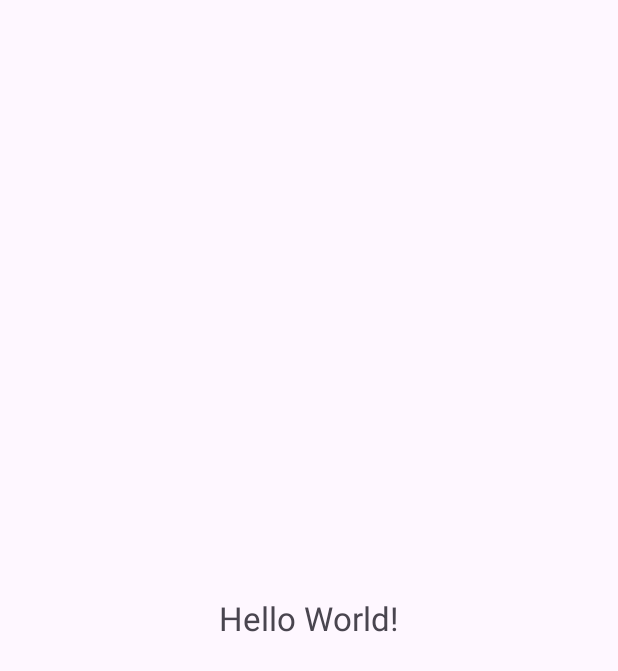
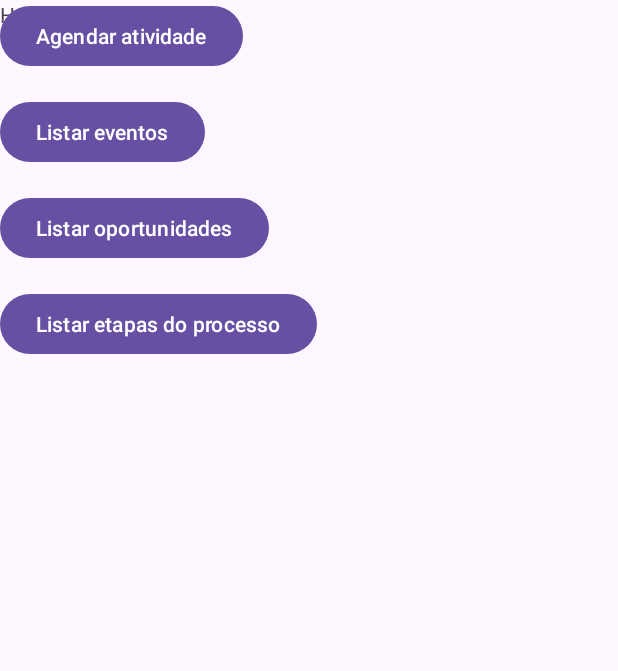
Before and after one commit to danierumr/INF311ProjetoPratico, an Android app: the screen it shows after launch (MainActivity), on a phone screen of 412 x 824 dp. Shown: the top 671 px of the screen. Run offline under Robolectric (Android 15) with nearby library versions, the phone set to English and light mode, and no system bars.

Commit message:
Update activity_main.xml
Layout novo

```diff
--- a/app/src/main/res/layout/activity_main.xml
+++ b/app/src/main/res/layout/activity_main.xml
@@ -7,13 +7,70 @@
     android:layout_height="match_parent"
     tools:context=".MainActivity">
 
-    <TextView
+
+     <TextView
+        android:id="@+id/text1"
         android:layout_width="wrap_content"
         android:layout_height="wrap_content"
         android:text="Hello World!"
-        android:layout_centerVertical="true"
-        android:layout_centerHorizontal="true"
-        android:textSize="10pt"
+
+         />
+
+    <Button
+        android:id="@+id/btn1"
+        android:text="@string/btn"
+        android:layout_width="wrap_content"
+        android:layout_height="wrap_content"
+        android:layout_alignParentBottom="@+id/text1"
+        android:onClick="call_api"
+        />
+
+
+
+    <Button
+        android:id="@+id/btn2"
+        android:text="@string/btn2"
+        android:layout_width="wrap_content"
+        android:layout_height="wrap_content"
+        android:layout_alignTop="@+id/btn1"
+        android:onClick="call_api2"
+        android:layout_marginTop="64dp"
+
+
+        />
+
+    <Button
+        android:id="@+id/btn3"
+        android:text="@string/btn3"
+        android:layout_width="wrap_content"
+        android:layout_height="wrap_content"
+        android:layout_alignTop="@+id/btn2"
+        android:onClick="call_api3"
+        android:layout_marginTop="64dp"
+
+
+        />
+
+    <Button
+        android:id="@+id/btn4"
+        android:text="@string/btn4"
+        android:layout_width="wrap_content"
+        android:layout_height="wrap_content"
+        android:layout_alignTop="@+id/btn3"
+        android:onClick="call_api4"
+        android:layout_marginTop="64dp"
+
+
+        />
+
+    <TextView
+        android:id="@+id/text2"
+        android:layout_width="wrap_content"
+        android:layout_height="wrap_content"
+        android:text=""
+        android:layout_alignTop="@+id/btn4"
+        android:layout_marginTop="64dp"
+
         />
 
 </RelativeLayout>
```
